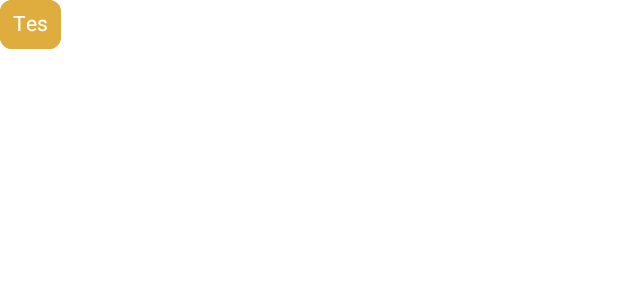
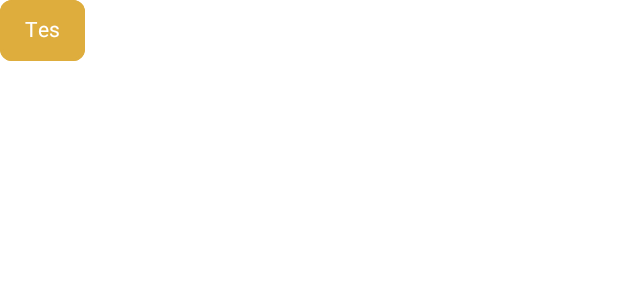
Before and after one commit to AhmadZaqi/Tiks.id, an Android app built with Jetpack Compose: the @Preview function ScheduleTimeCardPreview, on a phone screen of 412 x 824 dp. Shown: the top 300 px of the screen. Run offline under Robolectric (Android 15) with nearby library versions, the phone set to English and light mode, and no system bars; network calls fail.

Commit message:
change padding

```diff
--- a/app/src/main/java/com/example/tiksid/ui/component/ScheduleTimeCard.kt
+++ b/app/src/main/java/com/example/tiksid/ui/component/ScheduleTimeCard.kt
@@ -35,7 +35,7 @@ fun ScheduleTimeCard(
     ){
         Text(
             text = text,
-            modifier = Modifier.padding(8.dp),
+            modifier = Modifier.padding(horizontal = 16.dp, vertical = 12.dp),
             lineHeight = 14.sp,
             fontSize = 14.sp,
             textAlign = TextAlign.Center
```
